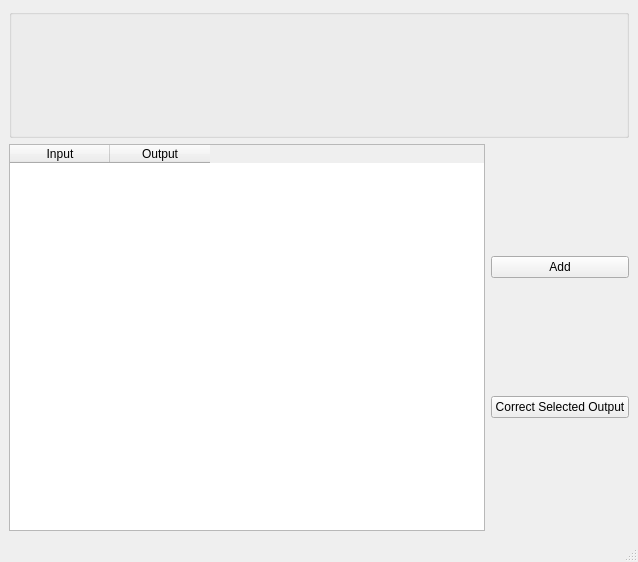
Qt form mainwindow.ui (AngeloD2022/AIProject2) before a commit.
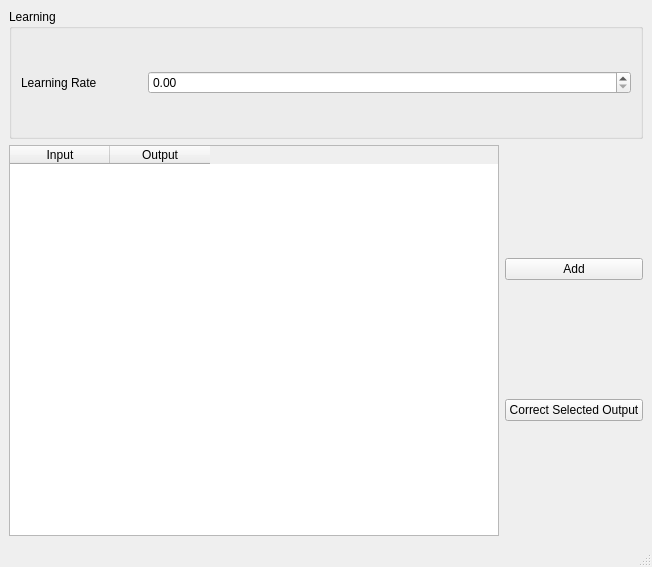
The same form after that commit.

Commit message: Added learning rate UI control.

Patch:
```diff
--- a/mainwindow.ui
+++ b/mainwindow.ui
@@ -6,22 +6,37 @@
    <rect>
     <x>0</x>
     <y>0</y>
-    <width>638</width>
-    <height>562</height>
+    <width>652</width>
+    <height>567</height>
    </rect>
   </property>
   <property name="windowTitle">
    <string>MainWindow</string>
   </property>
   <widget class="QWidget" name="centralwidget">
-   <layout class="QVBoxLayout" name="verticalLayout_2" stretch="1,3">
+   <layout class="QVBoxLayout" name="verticalLayout_2" stretch="1,0,3">
     <item>
      <widget class="QGroupBox" name="groupBox">
       <property name="title">
-       <string/>
+       <string>Learning</string>
       </property>
+      <layout class="QGridLayout" name="gridLayout" columnstretch="1,4">
+       <item row="0" column="1">
+        <widget class="QDoubleSpinBox" name="learnRateSpinbox"/>
+       </item>
+       <item row="0" column="0">
+        <widget class="QLabel" name="label">
+         <property name="text">
+          <string>Learning Rate</string>
+         </property>
+        </widget>
+       </item>
+      </layout>
      </widget>
     </item>
+    <item>
+     <layout class="QHBoxLayout" name="horizontalLayout_2"/>
+    </item>
     <item>
      <layout class="QHBoxLayout" name="horizontalLayout">
       <item>
@@ -65,7 +80,7 @@
     <rect>
      <x>0</x>
      <y>0</y>
-     <width>638</width>
+     <width>652</width>
      <height>22</height>
     </rect>
    </property>
```
